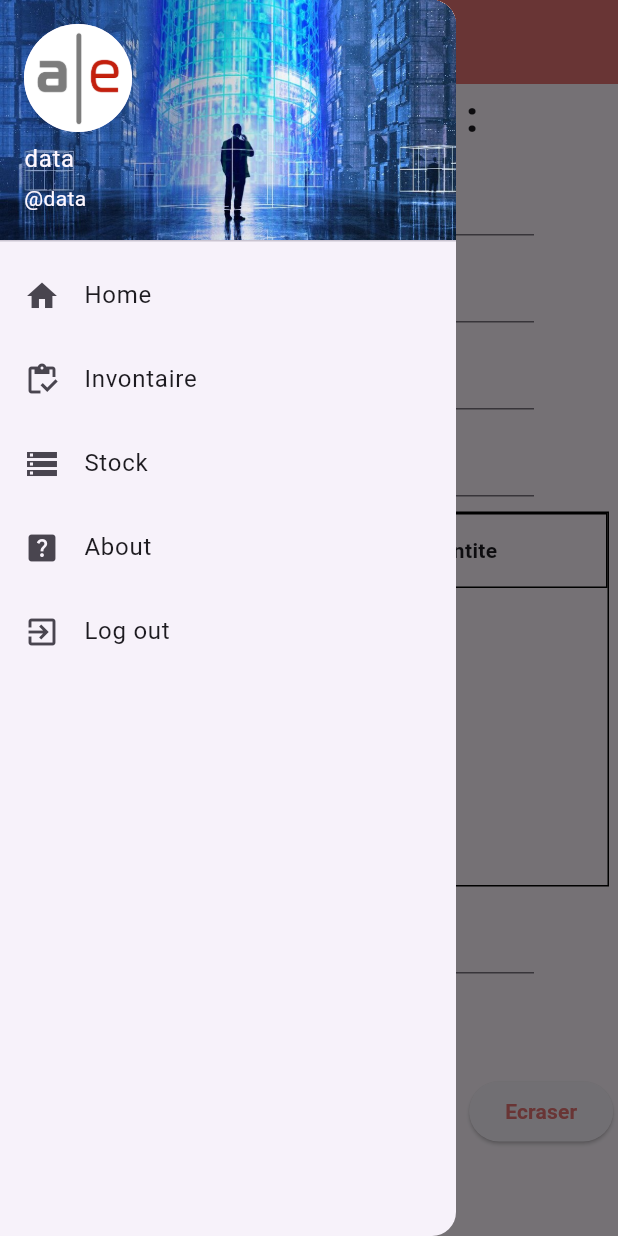
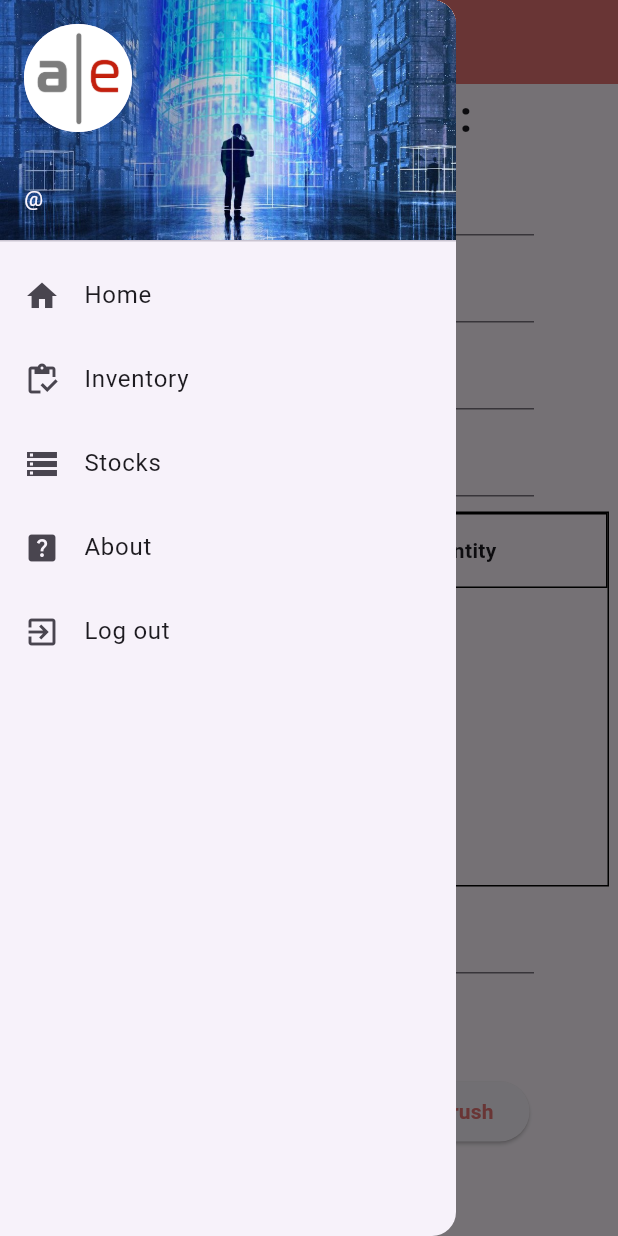
Before and after one commit to Asmaltifii/flutter_app, a Flutter app: the Inventaire screen opened by its route, with the side drawer open, on a phone screen of 412 x 824 dp. Run offline on Flutter 3.47's test engine with Material 3 defaults, Android fonts, the phone set to English and light mode, and no system bars; our stand-ins replace cloud_firestore, dropdown_button2, firebase_auth, firebase_core, fluttertoast, random_string; accounts and stored records are empty.

Commit message:
project change

```diff
--- a/lib/pages/about.dart
+++ b/lib/pages/about.dart
@@ -21,8 +21,8 @@ class About extends StatelessWidget {
                       image: AssetImage("assets/images/ae.jpg"),
                       fit: BoxFit.cover),
                 ),
-                accountName: Text("data"),
-                accountEmail: Text("@data"),
+                accountName: Text(""),
+                accountEmail: Text(""),
                 currentAccountPicture: CircleAvatar(
                   radius: 55,
                   backgroundImage: AssetImage("assets/images/energia.png"),
@@ -37,7 +37,7 @@ class About extends StatelessWidget {
                 },
               ),
               ListTile(
-                title: Text("Invontaire"),
+                title: Text("Inventory"),
                 leading: Icon(Icons.inventory_outlined),
                 onTap: () {
                   Navigator.push(context,
@@ -45,7 +45,7 @@ class About extends StatelessWidget {
                 },
               ),
               ListTile(
-                title: Text("Stock"),
+                title: Text("Stocks"),
                 leading: Icon(Icons.storage),
                 onTap: () {
                   Navigator.push(context,
--- a/lib/pages/artical.dart
+++ b/lib/pages/artical.dart
@@ -104,8 +104,8 @@ class _ArticalState extends State<Artical> {
                       image: AssetImage("assets/images/ae.jpg"),
                       fit: BoxFit.cover),
                 ),
-                accountName: Text("data"),
-                accountEmail: Text("@data"),
+                accountName: Text(""),
+                accountEmail: Text("@"),
                 currentAccountPicture: CircleAvatar(
                   radius: 55,
                   backgroundImage: AssetImage("assets/images/energia.png"),
@@ -120,7 +120,7 @@ class _ArticalState extends State<Artical> {
                 },
               ),
               ListTile(
-                title: Text("Invontaire"),
+                title: Text("Inventory"),
                 leading: Icon(Icons.inventory_outlined),
                 onTap: () {
                   Navigator.push(context,
@@ -128,7 +128,7 @@ class _ArticalState extends State<Artical> {
                 },
               ),
               ListTile(
-                title: Text("Stock"),
+                title: Text("Stocks"),
                 leading: Icon(Icons.storage),
                 onTap: () {
                   Navigator.push(context,
--- a/lib/pages/home.dart
+++ b/lib/pages/home.dart
@@ -24,8 +24,8 @@ class Home extends StatelessWidget {
                       image: AssetImage("assets/images/ae.jpg"),
                       fit: BoxFit.cover),
                 ),
-                accountName: Text("data"),
-                accountEmail: Text("@data"),
+                accountName: Text(""),
+                accountEmail: Text("@"),
                 currentAccountPicture: CircleAvatar(
                   radius: 55,
                   backgroundImage: AssetImage("assets/images/energia.png"),
@@ -48,7 +48,7 @@ class Home extends StatelessWidget {
                 },
               ),
               ListTile(
-                title: Text("Stock"),
+                title: Text("Stocks"),
                 leading: Icon(Icons.storage),
                 onTap: () {
                   Navigator.push(context,
@@ -66,8 +66,9 @@ class Home extends StatelessWidget {
               ListTile(
                 title: Text("Log out"),
                 leading: Icon(Icons.exit_to_app),
-                onTap: () {  Navigator.push(
-                      context, MaterialPageRoute(builder: (context) => Welcome()));
+                onTap: () {
+                  Navigator.push(context,
+                      MaterialPageRoute(builder: (context) => Welcome()));
                 },
               ),
             ],
--- a/lib/pages/inventaire.dart
+++ b/lib/pages/inventaire.dart
@@ -22,8 +22,8 @@ class Inventaire extends StatelessWidget {
                       image: AssetImage("assets/images/ae.jpg"),
                       fit: BoxFit.cover),
                 ),
-                accountName: Text("data"),
-                accountEmail: Text("@data"),
+                accountName: Text(""),
+                accountEmail: Text("@"),
                 currentAccountPicture: CircleAvatar(
                   radius: 55,
                   backgroundImage: AssetImage("assets/images/energia.png"),
@@ -38,7 +38,7 @@ class Inventaire extends StatelessWidget {
                 },
               ),
               ListTile(
-                title: Text("Invontaire"),
+                title: Text("Inventory"),
                 leading: Icon(Icons.inventory_outlined),
                 onTap: () {
                   Navigator.push(context,
@@ -46,7 +46,7 @@ class Inventaire extends StatelessWidget {
                 },
               ),
               ListTile(
-                title: Text("Stock"),
+                title: Text("Stocks"),
                 leading: Icon(Icons.storage),
                 onTap: () {
                   Navigator.push(context,
@@ -75,7 +75,7 @@ class Inventaire extends StatelessWidget {
         appBar: AppBar(
           backgroundColor: Colors.red[300],
           title: Text(
-            "Invontaire",
+            "Inventory",
             style: TextStyle(
                 fontWeight: FontWeight.w400, fontSize: 35, fontFamily: "font"),
           ),
@@ -87,7 +87,7 @@ class Inventaire extends StatelessWidget {
             crossAxisAlignment: CrossAxisAlignment.center,
             children: [
               Text(
-                "Inventaire RFID :",
+                "Inventory RFID :",
                 style: TextStyle(
                   fontWeight: FontWeight.bold,
                   fontSize: 30,
@@ -99,7 +99,7 @@ class Inventaire extends StatelessWidget {
                 width: 300,
                 child: TextField(
                   decoration: InputDecoration(
-                    hintText: "Utilisateur : ",
+                    hintText: "User : ",
                     hintStyle: TextStyle(fontWeight: FontWeight.bold),
                   ),
                 ),
@@ -122,7 +122,7 @@ class Inventaire extends StatelessWidget {
                 width: 300,
                 child: TextField(
                   decoration: InputDecoration(
-                    hintText: "Localisation : ",
+                    hintText: "Location : ",
                     hintStyle: TextStyle(fontWeight: FontWeight.bold),
                   ),
                 ),
@@ -156,7 +156,7 @@ class Inventaire extends StatelessWidget {
                               border: Border.all(color: Colors.black)),
                           alignment: Alignment.centerLeft,
                           child: Text(
-                            "Quantite",
+                            "Quantity",
                             style: TextStyle(fontWeight: FontWeight.bold),
                           ),
                         ),
@@ -186,7 +186,7 @@ class Inventaire extends StatelessWidget {
                 width: 300,
                 child: TextField(
                   decoration: InputDecoration(
-                    hintText: "Total quantité : ",
+                    hintText: "Total quantity : ",
                     hintStyle: TextStyle(fontWeight: FontWeight.bold),
                   ),
                 ),
@@ -195,7 +195,7 @@ class Inventaire extends StatelessWidget {
               ElevatedButton(
                 onPressed: () {},
                 child: Text(
-                  "Télécharge",
+                  "Download",
                   style: TextStyle(
                       color: Colors.red[300], fontWeight: FontWeight.bold),
                 ),
@@ -206,7 +206,7 @@ class Inventaire extends StatelessWidget {
                   ElevatedButton(
                     onPressed: () {},
                     child: Text(
-                      "Sortir",
+                      "Exit",
                       style: TextStyle(
                           color: Colors.red[300], fontWeight: FontWeight.bold),
                     ),
@@ -215,7 +215,7 @@ class Inventaire extends StatelessWidget {
                   ElevatedButton(
                     onPressed: () {},
                     child: Text(
-                      "Sauvegarder",
+                      "Backup",
                       style: TextStyle(
                           color: Colors.grey[900], fontWeight: FontWeight.bold),
                     ),
@@ -224,7 +224,7 @@ class Inventaire extends StatelessWidget {
                   ElevatedButton(
                     onPressed: () {},
                     child: Text(
-                      "Ecraser",
+                      "Crush",
                       style: TextStyle(
                           color: Colors.red[300], fontWeight: FontWeight.bold),
                     ),
--- a/lib/pages/liste.dart
+++ b/lib/pages/liste.dart
@@ -126,7 +126,7 @@ class _ListeState extends State<Liste> {
                         },
 
                         child: Text(
-                          'Add to Liste',
+                          'Add to List',
                           style: TextStyle(
                               fontWeight: FontWeight.bold, fontSize: 20),
                         )),
--- a/lib/pages/setting.dart
+++ b/lib/pages/setting.dart
@@ -23,8 +23,8 @@ class Setting extends StatelessWidget {
                       image: AssetImage("assets/images/ae.jpg"),
                       fit: BoxFit.cover),
                 ),
-                accountName: Text("data"),
-                accountEmail: Text("@data"),
+                accountName: Text(""),
+                accountEmail: Text("@"),
                 currentAccountPicture: CircleAvatar(
                   radius: 55,
                   backgroundImage: AssetImage("assets/images/energia.png"),
@@ -39,7 +39,7 @@ class Setting extends StatelessWidget {
                 },
               ),
               ListTile(
-                title: Text("Invontaire"),
+                title: Text("Inventory"),
                 leading: Icon(Icons.inventory_outlined),
                 onTap: () {
                   Navigator.push(context,
@@ -47,7 +47,7 @@ class Setting extends StatelessWidget {
                 },
               ),
               ListTile(
-                title: Text("Stock"),
+                title: Text("Stocks"),
                 leading: Icon(Icons.storage),
                 onTap: () {
                   Navigator.push(context,
--- a/lib/pages/stock.dart
+++ b/lib/pages/stock.dart
@@ -22,8 +22,8 @@ class Stock extends StatelessWidget {
                       image: AssetImage("assets/images/ae.jpg"),
                       fit: BoxFit.cover),
                 ),
-                accountName: Text("data"),
-                accountEmail: Text("@data"),
+                accountName: Text(""),
+                accountEmail: Text(""),
                 currentAccountPicture: CircleAvatar(
                   radius: 55,
                   backgroundImage: AssetImage("assets/images/energia.png"),
@@ -38,7 +38,7 @@ class Stock extends StatelessWidget {
                 },
               ),
               ListTile(
-                title: Text("Invontaire"),
+                title: Text("Inventory"),
                 leading: Icon(Icons.inventory_outlined),
                 onTap: () {
                   Navigator.push(context,
@@ -46,7 +46,7 @@ class Stock extends StatelessWidget {
                 },
               ),
               ListTile(
-                title: Text("Stock"),
+                title: Text("Stocks"),
                 leading: Icon(Icons.storage),
                 onTap: () {
                   Navigator.push(context,
@@ -75,7 +75,7 @@ class Stock extends StatelessWidget {
         appBar: AppBar(
           backgroundColor: Colors.red[300],
           title: Text(
-            "Stock",
+            "Stocks",
             style: TextStyle(
                 fontWeight: FontWeight.w400, fontSize: 35, fontFamily: "font"),
           ),
@@ -84,7 +84,7 @@ class Stock extends StatelessWidget {
           children: [
             SizedBox(height: 30),
             Text(
-              "Reference article",
+              "Artical References ",
               style: TextStyle(fontFamily: "font", fontSize: 30),
             ),
             TextField(
@@ -94,7 +94,7 @@ class Stock extends StatelessWidget {
               height: 30,
             ),
             Text(
-              "Quantite Stock: ",
+              "Quantity stored: ",
               style: TextStyle(fontFamily: "font", fontSize: 30),
             ),
             TextField(
@@ -102,7 +102,7 @@ class Stock extends StatelessWidget {
             ),
             SizedBox(height: 30),
             Text(
-              "Quantite inventoriee :",
+              "Inventory Quantity :",
               style: TextStyle(fontFamily: "font", fontSize: 30),
             ),
             TextField(
@@ -115,7 +115,7 @@ class Stock extends StatelessWidget {
                 ElevatedButton(
                   onPressed: () {},
                   child: Text(
-                    "Valide",
+                    "Valid",
                     style: TextStyle(fontSize: 30, color: Colors.red[300]),
                   ),
                 ),
@@ -125,7 +125,7 @@ class Stock extends StatelessWidget {
                 ElevatedButton(
                   onPressed: () {},
                   child: Text(
-                    "Annuler",
+                    "Cancel",
                     style: TextStyle(fontSize: 30, color: Colors.grey[600]),
                   ),
                 ),
--- a/lib/pages/welcom.dart
+++ b/lib/pages/welcom.dart
@@ -12,7 +12,7 @@ class Welcome extends StatelessWidget {
           backgroundColor: Colors.red[300],
           title: Center(
               child: Text(
-            "Welcom",
+            "Welcome",
             style: TextStyle(
                 fontWeight: FontWeight.bold, fontSize: 35, fontFamily: "font"),
           )),
```
